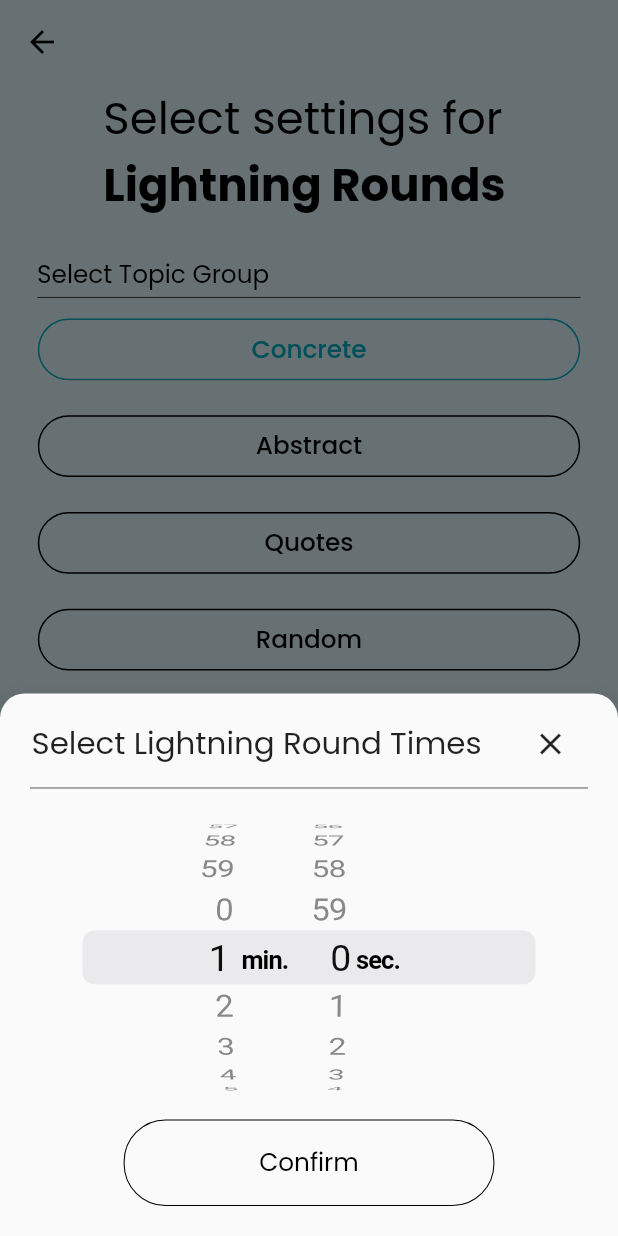
After one commit to RhinoInani/impromptu_generator, a Flutter app: the ChooseTopicGroup screen opened directly, after a tap on "Edit Time", on a phone screen of 412 x 824 dp. The commit adds this screen. Run offline on Flutter 3.47's test engine with Material 2 defaults, Android fonts, the phone set to English and light mode, and no system bars; our stand-ins replace auto_size_text, circular_countdown_timer, google_fonts, permission_handler, share, shared_preferences and 3 more; missing offline and left inert: flutter_sound_lite, flutter_sound_web, quick_actions, shared_preferences_web, wakelock_web; accounts and stored records are empty.

Commit message:
Add files via upload

```diff
--- a/lib/generated_plugin_registrant.dart
+++ b/lib/generated_plugin_registrant.dart
@@ -2,8 +2,10 @@
 // Generated file. Do not edit.
 //
 
+// ignore_for_file: directives_ordering
 // ignore_for_file: lines_longer_than_80_chars
 
+import 'package:flutter_sound_web/flutter_sound_web.dart';
 import 'package:shared_preferences_web/shared_preferences_web.dart';
 import 'package:speech_to_text/speech_to_text_web.dart';
 import 'package:url_launcher_web/url_launcher_web.dart';
@@ -13,6 +15,7 @@ import 'package:flutter_web_plugins/flutter_web_plugins.dart';
 
 // ignore: public_member_api_docs
 void registerPlugins(Registrar registrar) {
+  FlutterSoundPlugin.registerWith(registrar);
   SharedPreferencesPlugin.registerWith(registrar);
   SpeechToTextPlugin.registerWith(registrar);
   UrlLauncherPlugin.registerWith(registrar);
--- /dev/null
+++ b/lib/screens/settingsScreens/chooseTopicGroup.dart
@@ -0,0 +1,289 @@
+import 'package:flutter/cupertino.dart';
+import 'package:flutter/material.dart';
+import 'package:google_fonts/google_fonts.dart';
+import 'package:impromptu_generator2/screens/settingsScreens/lightningRounds.dart';
+
+import '../../userSettings.dart';
+
+class ChooseTopicGroup extends StatefulWidget {
+  const ChooseTopicGroup({Key? key}) : super(key: key);
+
+  @override
+  State<ChooseTopicGroup> createState() => _ChooseTopicGroupState();
+}
+
+class _ChooseTopicGroupState extends State<ChooseTopicGroup> {
+  int value = 1;
+  int time = 60;
+
+  @override
+  Widget build(BuildContext context) {
+    Size size = MediaQuery.of(context).size;
+    return Scaffold(
+      backgroundColor: Colors.cyan[50],
+      appBar: AppBar(
+        backgroundColor: Colors.cyan[50],
+        elevation: 0,
+        iconTheme: IconThemeData(
+          color: Colors.black,
+        ),
+      ),
+      body: SingleChildScrollView(
+        child: Center(
+          child: Column(
+            crossAxisAlignment: CrossAxisAlignment.center,
+            mainAxisAlignment: MainAxisAlignment.center,
+            children: <Widget>[
+              RichText(
+                text: TextSpan(children: [
+                  TextSpan(
+                      text: "Select settings for ",
+                      style: GoogleFonts.poppins(
+                          fontSize: 30, color: Colors.black)),
+                  TextSpan(
+                    text: "\nLightning Rounds",
+                    style: GoogleFonts.poppins(
+                        fontSize: 30,
+                        fontWeight: FontWeight.bold,
+                        color: Colors.black),
+                  ),
+                ]),
+              ),
+              SizedBox(
+                height: size.height * 0.03,
+              ),
+              Row(
+                children: [
+                  Padding(
+                    padding:
+                        EdgeInsets.symmetric(horizontal: size.width * 0.06),
+                    child: Text(
+                      "Select Topic Group",
+                      style: TextStyle(
+                        color: Colors.black,
+                        fontSize: size.height * 0.02,
+                      ),
+                    ),
+                  ),
+                ],
+              ),
+              Divider(
+                height: 5,
+                color: Colors.black,
+                endIndent: 25,
+                indent: 25,
+              ),
+              CustomRadioButton("Concrete", 1, size),
+              CustomRadioButton("Abstract", 2, size),
+              CustomRadioButton("Quotes", 3, size),
+              CustomRadioButton("Random", 4, size),
+              SizedBox(
+                height: size.height * 0.03,
+              ),
+              Row(
+                children: [
+                  Padding(
+                    padding:
+                        EdgeInsets.symmetric(horizontal: size.width * 0.06),
+                    child: Text(
+                      "Select Lightning Round Time",
+                      style: TextStyle(
+                        color: Colors.black,
+                        fontSize: size.height * 0.02,
+                      ),
+                    ),
+                  ),
+                ],
+              ),
+              Divider(
+                height: 5,
+                color: Colors.black,
+                endIndent: 25,
+                indent: 25,
+              ),
+              SizedBox(height: MediaQuery.of(context).size.height * 0.01),
+              OutlinedButton(
+                style: OutlinedButton.styleFrom(
+                  shape: RoundedRectangleBorder(
+                      borderRadius: BorderRadius.circular(28)),
+                  side: BorderSide(color: Colors.black),
+                ),
+                onPressed: () async {
+                  time = await modalPopUpCustomTime(context);
+                },
+                child: SizedBox(
+                  width: size.width * 0.8,
+                  height: size.height * 0.05,
+                  child: Center(
+                    child: Text(
+                      "Edit Time",
+                      style: TextStyle(
+                          color: Colors.black, fontSize: size.height * 0.02),
+                    ),
+                  ),
+                ),
+              ),
+              SizedBox(height: MediaQuery.of(context).size.height * 0.04),
+              OutlinedButton(
+                onPressed: () {
+                  setState(() {
+                    lightningRoundTime = time;
+                    topicGroupSelected = value;
+                  });
+                  Navigator.of(context).pushReplacement(
+                      MaterialPageRoute(builder: (BuildContext context) {
+                    return LightningRounds();
+                  }));
+                },
+                child: Padding(
+                  padding: const EdgeInsets.all(8.0),
+                  child: Text(
+                    "Confirm",
+                    style: TextStyle(
+                      color: Colors.black,
+                      fontSize: size.height * 0.02,
+                    ),
+                  ),
+                ),
+                style: OutlinedButton.styleFrom(
+                    shape: RoundedRectangleBorder(
+                        borderRadius: BorderRadius.circular(28)),
+                    side: BorderSide(
+                      color: Colors.black,
+                    )),
+              ),
+            ],
+          ),
+        ),
+      ),
+    );
+  }
+
+  Widget CustomRadioButton(String text, int index, Size size) {
+    return Padding(
+      padding: EdgeInsets.symmetric(vertical: size.height * 0.01),
+      child: OutlinedButton(
+          onPressed: () {
+            setState(() {
+              value = index;
+            });
+          },
+          child: SizedBox(
+            width: size.width * 0.8,
+            height: size.height * 0.05,
+            child: Center(
+              child: Text(
+                text,
+                style: TextStyle(
+                  color: (value == index) ? Colors.cyan[600]! : Colors.black,
+                  fontSize: size.height * 0.02,
+                ),
+              ),
+            ),
+          ),
+          style: OutlinedButton.styleFrom(
+            shape:
+                RoundedRectangleBorder(borderRadius: BorderRadius.circular(28)),
+            side: BorderSide(
+                color: (value == index) ? Colors.cyan[600]! : Colors.black),
+          )),
+    );
+  }
+
+  Future<int> modalPopUpCustomTime(context) async {
+    showModalBottomSheet(
+      context: context,
+      builder: (BuildContext bc) {
+        Size size = MediaQuery.of(context).size;
+        int localTime = 0;
+        return Container(
+          padding: EdgeInsets.only(
+            left: 10,
+            right: 10,
+            top: 10,
+            bottom: 20,
+          ),
+          child: Column(
+            mainAxisSize: MainAxisSize.min,
+            children: [
+              Row(
+                mainAxisAlignment: MainAxisAlignment.spaceAround,
+                children: [
+                  Container(
+                    height: size.height * 0.04,
+                    child: Text(
+                      "Select Lightning Round Times",
+                      style: TextStyle(fontSize: size.width * 0.05),
+                    ),
+                  ),
+                  IconButton(
+                    icon: Icon(Icons.clear),
+                    onPressed: () {
+                      Navigator.of(context).pop();
+                    },
+                  ),
+                ],
+              ),
+              Divider(
+                height: 10,
+                indent: 10,
+                endIndent: 10,
+                color: Colors.black87,
+                thickness: 0.5,
+              ),
+              CupertinoTimerPicker(
+                mode: CupertinoTimerPickerMode.ms,
+                onTimerDurationChanged: (Duration newDuration) {
+                  localTime = newDuration.inSeconds;
+                },
+                initialTimerDuration: Duration(minutes: 1, seconds: 0),
+              ),
+              GestureDetector(
+                onTap: () {
+                  setState(() {
+                    time = localTime == 0 ? 60 : localTime;
+                  });
+                  Navigator.of(context).pop();
+                },
+                child: Container(
+                  decoration: BoxDecoration(
+                    borderRadius: BorderRadius.circular(28),
+                    border: Border.all(
+                      color: Colors.black,
+                      width: 0.7,
+                    ),
+                  ),
+                  width: size.width * 0.6,
+                  height: size.height * 0.07,
+                  child: Column(
+                    crossAxisAlignment: CrossAxisAlignment.center,
+                    mainAxisAlignment: MainAxisAlignment.center,
+                    children: [
+                      Text(
+                        "Confirm",
+                        textAlign: TextAlign.center,
+                        style: GoogleFonts.poppins(
+                            color: Colors.black, fontSize: size.width * 0.04),
+                      ),
+                    ],
+                  ),
+                ),
+              ),
+            ],
+          ),
+        );
+      },
+      isScrollControlled: true,
+      isDismissible: true,
+      enableDrag: true,
+      elevation: 15,
+      shape: RoundedRectangleBorder(
+        borderRadius: BorderRadius.only(
+            topLeft: Radius.circular(MediaQuery.of(context).size.height * 0.02),
+            topRight:
+                Radius.circular(MediaQuery.of(context).size.height * 0.02)),
+      ),
+    );
+    return time;
+  }
+}
--- a/lib/screens/settingsScreens/customTopicScreen.dart
+++ b/lib/screens/settingsScreens/customTopicScreen.dart
@@ -208,8 +208,7 @@ class _CustomTopicsScreenState extends State<CustomTopicsScreen> {
                     onTap: () {
                       modalPopUpTopic(context, "Edit Topic", "Save changes",
                           () async {
-                        if (textController.text.isEmpty ||
-                            textController.text == null) {
+                        if (textController.text.isEmpty) {
                         } else {
                           setState(() {
                             customTopics!.remove(customTopics![index]);
--- a/lib/screens/settingsScreens/more.dart
+++ b/lib/screens/settingsScreens/more.dart
@@ -210,7 +210,7 @@ class _MoreState extends State<More> {
               pressIcon: () {
                 showAboutDialog(
                     context: context,
-                    applicationVersion: '1.2.3',
+                    applicationVersion: '1.2.4',
                     applicationName: 'Impromptu Generator',
                     applicationIcon: Image.asset(
                       'assets/logo_ios.png',
--- a/lib/screens/speechScreens/mid_screen.dart
+++ b/lib/screens/speechScreens/mid_screen.dart
@@ -1,16 +1,19 @@
 import 'package:circular_countdown_timer/circular_countdown_timer.dart';
 import 'package:flutter/material.dart';
 import 'package:google_fonts/google_fonts.dart';
+import 'package:impromptu_generator2/screens/settingsScreens/lightningRounds.dart';
 import 'package:impromptu_generator2/screens/speechScreens/timerScreen2.dart';
 
 class MidScreen extends StatelessWidget {
   final randomTopic;
   final fontSize;
+  final bool lightning;
 
   const MidScreen({
     Key? key,
-    this.randomTopic,
-    this.fontSize,
+    required this.randomTopic,
+    required this.fontSize,
+    required this.lightning,
   }) : super(key: key);
   @override
   Widget build(BuildContext context) {
@@ -37,12 +40,12 @@ class MidScreen extends StatelessWidget {
                   style: GoogleFonts.poppins(color: Colors.black),
                   children: [
                     TextSpan(
-                        text: "get ready to\n",
+                        text: lightning ? "take a \n" : "get ready to\n",
                         style: TextStyle(
                           fontSize: MediaQuery.of(context).size.height * 0.06,
                         )),
                     TextSpan(
-                        text: "speak",
+                        text: lightning ? "break" : "speak",
                         style: TextStyle(
                           fontWeight: FontWeight.bold,
                           fontSize: MediaQuery.of(context).size.height * 0.08,
@@ -71,7 +74,12 @@ class MidScreen extends StatelessWidget {
               isReverse: true,
               isReverseAnimation: true,
               onComplete: () {
-                Navigator.pushReplacement(context,
+                lightning
+                    ? Navigator.pushReplacement(context,
+                        MaterialPageRoute(builder: (context) {
+                        return LightningRounds();
+                      }))
+                    : Navigator.pushReplacement(context,
                         MaterialPageRoute(builder: (context) {
                         return TimerScreen2(
                           randomTopic: randomTopic,
--- a/lib/screens/speechScreens/timerScreen1.dart
+++ b/lib/screens/speechScreens/timerScreen1.dart
@@ -62,6 +62,7 @@ class _TimerScreen1State extends State<TimerScreen1> {
                   return MidScreen(
                     randomTopic: widget.randomTopic,
                     fontSize: widget.fontSize,
+                    lightning: false,
                   );
                 }));
               },
@@ -127,6 +128,7 @@ class _TimerScreen1State extends State<TimerScreen1> {
                       return MidScreen(
                         randomTopic: widget.randomTopic,
                         fontSize: widget.fontSize,
+                        lightning: false,
                       );
                     }));
                     if (vibrate!) {
--- a/lib/userSettings.dart
+++ b/lib/userSettings.dart
@@ -8,4 +8,7 @@ List<String>? customTopics = [];
 String action = "";
 int timeRemaining = 0;
 
+int lightningRoundTime = 60;
+int topicGroupSelected = 1;
+
 String backgroundImage = "assets/background1.JPG";
```
Also changed, not shown: lib/components/soundRecorder.dart (added, +49 -0 lines), lib/main.dart (+11 -9 lines), lib/screens/settingsScreens/lightningRounds.dart (added, +187 -0 lines), lib/screens/settingsScreens/recordingScreen.dart (added, +114 -0 lines), lib/screens/settingsScreens/setting_screen.dart (+27 -0 lines), lib/screens/splashScreen.dart (+0 -32 lines). Lines whose indentation alone changed are shown as unchanged.
